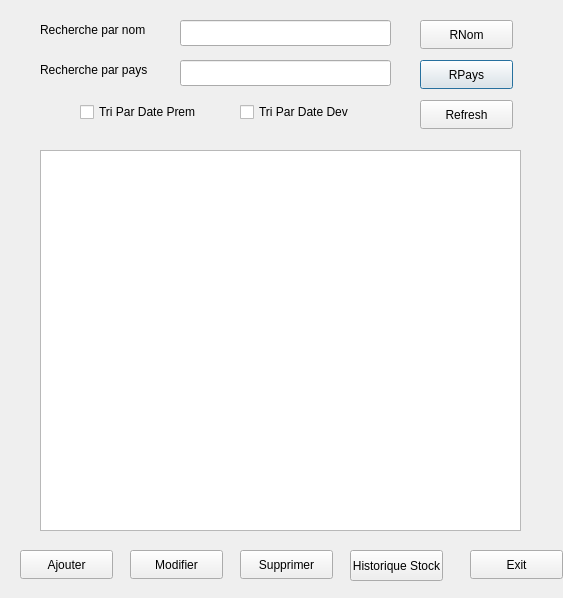
Before: the Qt Designer form listevaccindialog.ui in ProjetCPP-S2-2A15/projetcpp2a15-vaccicare, drawn with Qt 5.
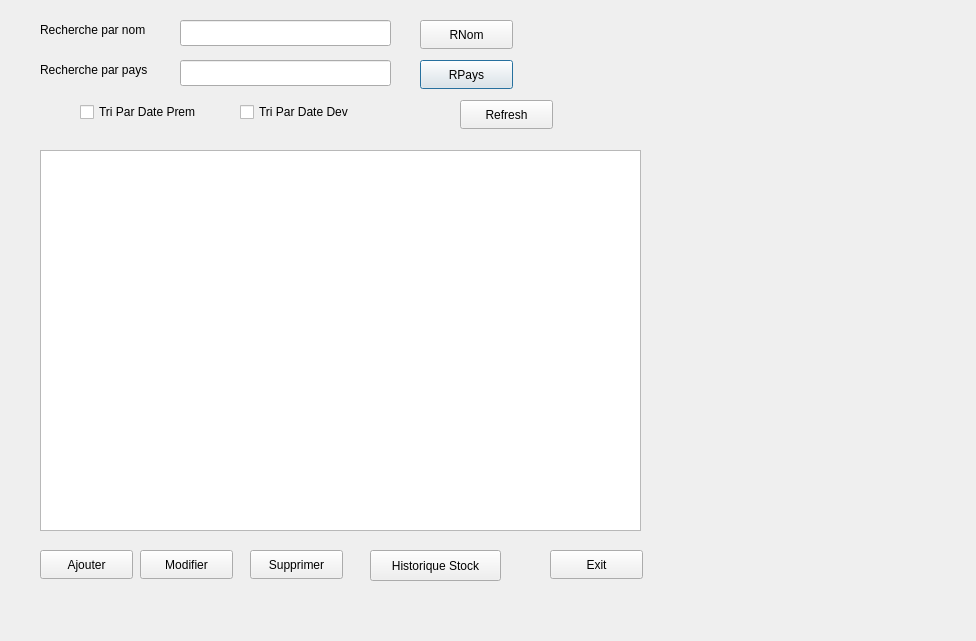
After: the same form once the commit is applied.

Diff of the .ui file:
```diff
--- a/listevaccindialog.ui
+++ b/listevaccindialog.ui
@@ -6,8 +6,8 @@
    <rect>
     <x>0</x>
     <y>0</y>
-    <width>563</width>
-    <height>598</height>
+    <width>976</width>
+    <height>641</height>
    </rect>
   </property>
   <property name="windowTitle">
@@ -54,7 +54,7 @@
     <rect>
      <x>40</x>
      <y>150</y>
-     <width>481</width>
+     <width>601</width>
      <height>381</height>
     </rect>
    </property>
@@ -75,7 +75,7 @@
   <widget class="QPushButton" name="PushButtonRefresh">
    <property name="geometry">
     <rect>
-     <x>420</x>
+     <x>460</x>
      <y>100</y>
      <width>93</width>
      <height>29</height>
@@ -88,7 +88,7 @@
   <widget class="QPushButton" name="PushButtonSupprimer">
    <property name="geometry">
     <rect>
-     <x>240</x>
+     <x>250</x>
      <y>550</y>
      <width>93</width>
      <height>29</height>
@@ -101,7 +101,7 @@
   <widget class="QPushButton" name="PushButtonModifier">
    <property name="geometry">
     <rect>
-     <x>130</x>
+     <x>140</x>
      <y>550</y>
      <width>93</width>
      <height>29</height>
@@ -150,7 +150,7 @@
   <widget class="QPushButton" name="PushButtonAjouter">
    <property name="geometry">
     <rect>
-     <x>20</x>
+     <x>40</x>
      <y>550</y>
      <width>93</width>
      <height>29</height>
@@ -176,7 +176,7 @@
   <widget class="QPushButton" name="ButtonExit">
    <property name="geometry">
     <rect>
-     <x>470</x>
+     <x>550</x>
      <y>550</y>
      <width>93</width>
      <height>29</height>
@@ -189,9 +189,9 @@
   <widget class="QPushButton" name="PushButtonSupprimer_2">
    <property name="geometry">
     <rect>
-     <x>350</x>
+     <x>370</x>
      <y>550</y>
-     <width>93</width>
+     <width>131</width>
      <height>31</height>
     </rect>
    </property>
```
